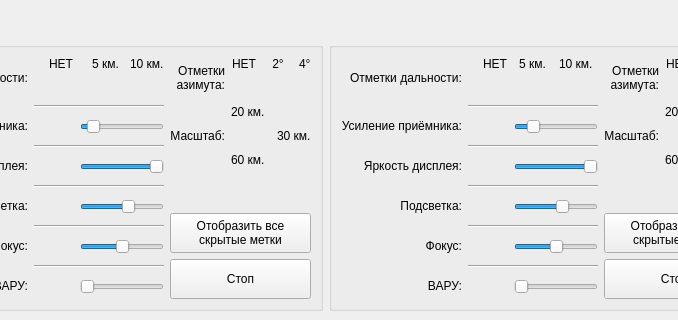
Before: the Qt Designer form indicatorprl.ui in Carduelis/vk, drawn with Qt 5; both pictures show x 177 to 855 and y 465 to 785 of the 1006 by 785 pixel window.
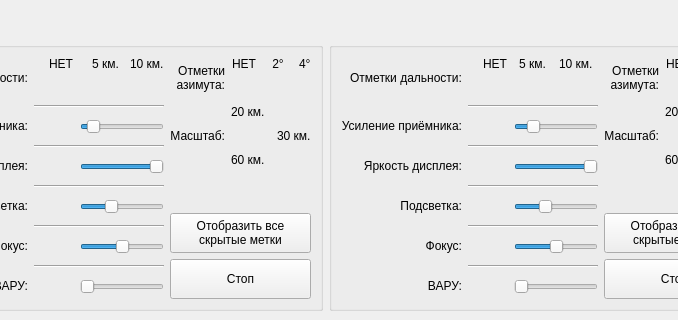
After: the same form once the commit is applied. Icons and pictures are not drawn. Custom widgets are drawn as their Qt base class.

```diff
--- a/indicatorprl.ui
+++ b/indicatorprl.ui
@@ -302,7 +302,7 @@
                   <number>100</number>
                  </property>
                  <property name="value">
-                  <number>60</number>
+                  <number>35</number>
                  </property>
                  <property name="orientation">
                   <enum>Qt::Horizontal</enum>
@@ -1027,7 +1027,7 @@
                   <number>100</number>
                  </property>
                  <property name="value">
-                  <number>60</number>
+                  <number>35</number>
                  </property>
                  <property name="orientation">
                   <enum>Qt::Horizontal</enum>
```
